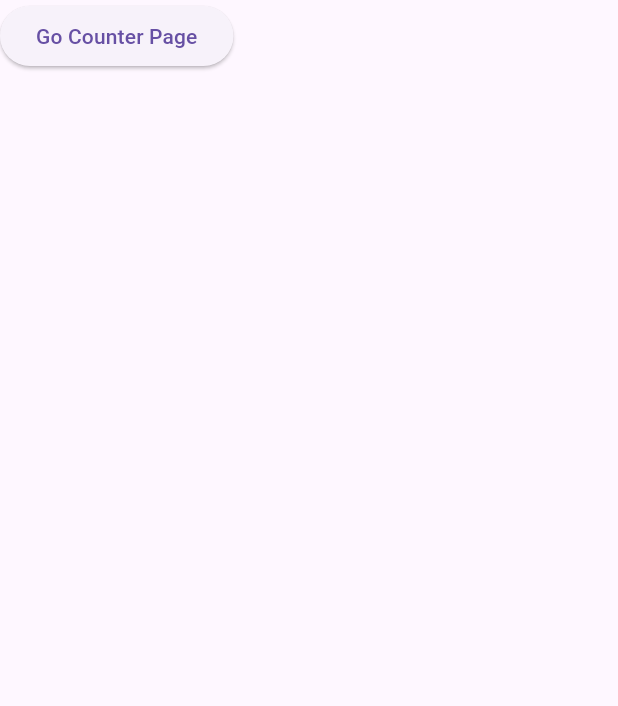
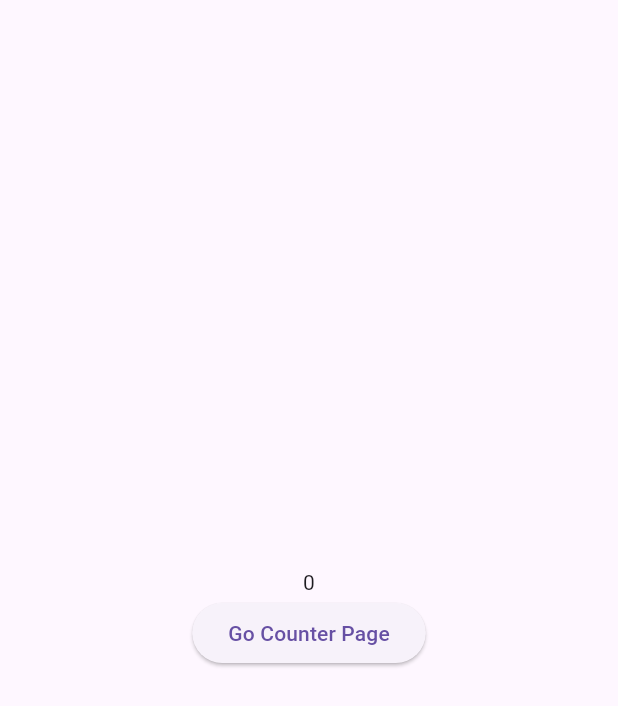
Before and after one commit to zubairkhan1234/stacked-flutter, a Flutter app: the HomeView screen opened by its route, on a phone screen of 412 x 824 dp. Shown: the top 706 px of the screen. Run offline on Flutter 3.47's test engine with Material 3 defaults, Android fonts, the phone set to English and light mode, and no system bars; our stand-ins replace stacked, stacked_services, stacked_shared.

Commit message:
counte app completed

```diff
--- a/lib/main.dart
+++ b/lib/main.dart
@@ -16,6 +16,7 @@ class MyApp extends StatelessWidget {
   @override
   Widget build(BuildContext context) {
     return MaterialApp(
+      debugShowCheckedModeBanner: false,
       navigatorKey: StackedService.navigatorKey,
       onGenerateRoute: StackedRouter().onGenerateRoute,
     );
--- a/lib/services/counter_services.dart
+++ b/lib/services/counter_services.dart
@@ -6,4 +6,9 @@ class CounterServices{
 
    print(counterValue);
  }
+ subsCounterValue(){
+   counterValue--;
+
+   print(counterValue);
+ }
 }
--- a/lib/ui/home/home_view.dart
+++ b/lib/ui/home/home_view.dart
@@ -1,15 +1,28 @@
 import 'package:flutter/material.dart';
 import 'package:flutterstacked/app/app.router.dart';
+import 'package:flutterstacked/ui/counter/counter_viewModle.dart';
+import 'package:stacked/stacked.dart';
 
 class HomeView extends StatelessWidget {
   const HomeView({super.key});
 
   @override
   Widget build(BuildContext context) {
-    return Scaffold(
-        body: ElevatedButton(
-            onPressed: () {
-            },
-            child: const Text('Go Counter Page')));
+    return ViewModelBuilder.reactive(
+        viewModelBuilder: () => CounterViewModel(),
+        builder: (context, viewModel, child) {
+          return Scaffold(
+              body: Center(
+                  child: Column(
+                      mainAxisAlignment: MainAxisAlignment.center,
+                      children: [
+                Text(viewModel.counterService.counterValue.toString()),
+                ElevatedButton(
+                    onPressed: () {
+                      viewModel.navigateToCounter();
+                    },
+                    child: const Text('Go Counter Page')),
+              ])));
+        });
   }
 }
```
Also changed, not shown: lib/ui/counter/counter_view.dart (+15 -5 lines), lib/ui/counter/counter_viewModle.dart (+9 -1 lines), 1 other file.
